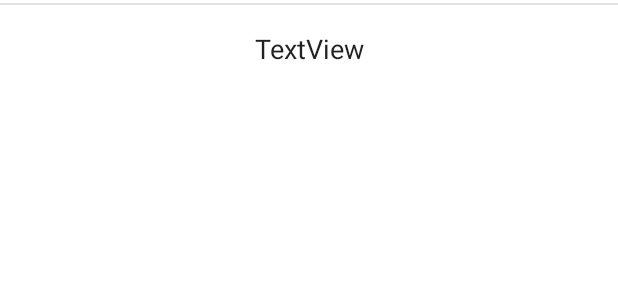
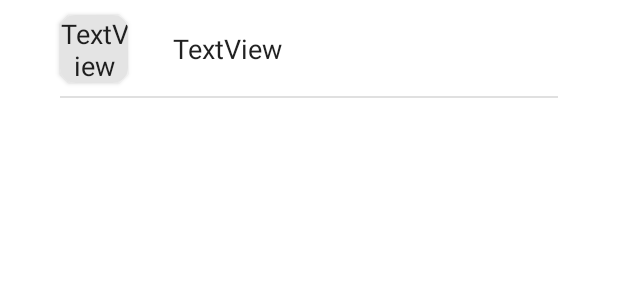
Before and after one commit to Jarenass97/DesafioNotas, an Android app: the layout contacto_item.xml on its own in the app's theme, with its tools: preview values and no code run, on a phone screen of 412 x 824 dp. Shown: the top 300 px of the screen. Run offline under Robolectric (Android 15) with nearby library versions, the phone set to English and light mode, and no system bars.

Commit message:
Mejorada la vista de los contactos al compartir notas de texto

```diff
--- a/DesafioNotas/app/src/main/java/adapters/ContactosAdapter.kt
+++ b/DesafioNotas/app/src/main/java/adapters/ContactosAdapter.kt
@@ -1,6 +1,7 @@
 package adapters
 
 import android.graphics.Color
+import android.icu.lang.UCharacter
 import android.view.LayoutInflater
 import android.view.View
 import android.view.ViewGroup
@@ -13,7 +14,7 @@ import model.Contacto
 
 class ContactosAdapter(
     var context: AppCompatActivity,
-    var contactos: ArrayList<Contacto>
+    var contactos: List<Contacto>
 ) :
     RecyclerView.Adapter<ContactosAdapter.ViewHolder>() {
 
@@ -42,19 +43,22 @@ class ContactosAdapter(
     fun isSelected(): Boolean = seleccionado != -1
 
     class ViewHolder(view: View, ventana: AppCompatActivity) : RecyclerView.ViewHolder(view) {
-        val nombre = view.findViewById<TextView>(R.id.txtContacto)
-        val item = view.findViewById<ConstraintLayout>(R.id.lyContacto)
+        val txtNombre = view.findViewById<TextView>(R.id.txtContacto)
+        val clItem = view.findViewById<ConstraintLayout>(R.id.lyContacto)
+        val txtInicial = view.findViewById<TextView>(R.id.txtInicialContacto)
+
         fun bind(
             contacto: Contacto,
             context: AppCompatActivity,
             pos: Int,
             contactosAdapter: ContactosAdapter
         ) {
-            nombre.text = contacto.nombre
+            txtNombre.text = contacto.nombre
+            txtInicial.text = contacto.nombre.trim()[0].toString().uppercase()
             if (pos == seleccionado) {
-                with(item) { setBackgroundResource(com.example.desafionotas.R.color.FondoNota) }
+                with(clItem) { setBackgroundResource(com.example.desafionotas.R.color.FondoNota) }
             } else {
-                with(item) { setBackgroundColor(Color.TRANSPARENT) }
+                with(clItem) { setBackgroundColor(Color.TRANSPARENT) }
             }
             itemView.setOnClickListener(View.OnClickListener {
                 marcarSeleccion(contactosAdapter, pos)
--- a/DesafioNotas/app/src/main/java/com/example/desafionotas/DetalleNotasActivity.kt
+++ b/DesafioNotas/app/src/main/java/com/example/desafionotas/DetalleNotasActivity.kt
@@ -143,7 +143,13 @@ class DetalleNotasActivity : AppCompatActivity() {
         rvContactos = dialogView.findViewById(R.id.rvContactos)
         rvContactos.setHasFixedSize(true)
         rvContactos.layoutManager = LinearLayoutManager(this)
-        newContactosAdapter(ContactosAdapter(this, contactos))
+        val listaContactos = contactos.sortedBy { it.nombre }
+        newContactosAdapter(
+            ContactosAdapter(
+                this,
+                listaContactos
+            )
+        )
         if (contactos.size > 0) {
             AlertDialog.Builder(this)
                 .setTitle(getString(R.string.strContactos))
--- a/DesafioNotas/app/src/main/res/layout/contacto_item.xml
+++ b/DesafioNotas/app/src/main/res/layout/contacto_item.xml
@@ -1,32 +1,59 @@
 <?xml version="1.0" encoding="utf-8"?>
 <androidx.constraintlayout.widget.ConstraintLayout xmlns:android="http://schemas.android.com/apk/res/android"
     xmlns:app="http://schemas.android.com/apk/res-auto"
+    xmlns:tools="http://schemas.android.com/tools"
     android:id="@+id/lyContacto"
     android:layout_width="match_parent"
     android:layout_height="wrap_content">
+
+    <androidx.cardview.widget.CardView
+        android:id="@+id/cardView2"
+        android:layout_width="45dp"
+        android:layout_height="45dp"
+        android:layout_marginStart="40dp"
+        android:layout_marginTop="10dp"
+        android:layout_marginBottom="10dp"
+        app:layout_constraintBottom_toBottomOf="parent"
+        app:layout_constraintEnd_toEndOf="parent"
+        app:layout_constraintHorizontal_bias="0.0"
+        app:layout_constraintStart_toStartOf="parent"
+        app:layout_constraintTop_toTopOf="parent"
+        app:cardCornerRadius="10dp">
+
+        <TextView
+            android:id="@+id/txtInicialContacto"
+            style="@style/inicialContacto"
+            android:layout_width="match_parent"
+            android:layout_height="match_parent"
+            android:text="TextView" />
+    </androidx.cardview.widget.CardView>
 
     <View
         android:id="@+id/divider2"
         android:layout_width="match_parent"
         android:layout_height="1dp"
+        android:layout_marginStart="40dp"
+        android:layout_marginEnd="40dp"
         android:background="?android:attr/listDivider"
-        app:layout_constraintBottom_toBottomOf="@+id/txtContacto"
+        app:layout_constraintBottom_toBottomOf="parent"
         app:layout_constraintEnd_toEndOf="parent"
         app:layout_constraintHorizontal_bias="0.0"
         app:layout_constraintStart_toStartOf="parent"
         app:layout_constraintTop_toTopOf="parent"
-        app:layout_constraintVertical_bias="0.046" />
+        app:layout_constraintVertical_bias="1.0" />
 
     <TextView
         android:id="@+id/txtContacto"
         style="@style/txtAsuntos"
         android:layout_width="wrap_content"
         android:layout_height="wrap_content"
-        android:layout_marginTop="20dp"
-        android:layout_marginBottom="20dp"
+        android:layout_marginStart="30dp"
         android:text="TextView"
-        app:layout_constraintBottom_toBottomOf="parent"
+        app:layout_constraintBottom_toBottomOf="@+id/cardView2"
         app:layout_constraintEnd_toEndOf="parent"
-        app:layout_constraintStart_toStartOf="parent"
-        app:layout_constraintTop_toTopOf="parent" />
+        app:layout_constraintHorizontal_bias="0.0"
+        app:layout_constraintStart_toEndOf="@+id/cardView2"
+        app:layout_constraintTop_toTopOf="@+id/cardView2"
+        app:layout_constraintVertical_bias="0.476" />
+
 </androidx.constraintlayout.widget.ConstraintLayout>
--- a/DesafioNotas/app/src/main/res/values-night/themes.xml
+++ b/DesafioNotas/app/src/main/res/values-night/themes.xml
@@ -17,4 +17,9 @@
         <item name="android:textColor">@color/white</item>
         <item name="android:textStyle">normal</item>
     </style>
+    <style name="inicialContacto" parent="Theme.DesafioNotas">
+        <item name="android:background">@color/gris_oscuro</item>
+        <item name="android:gravity">center</item>
+        <item name="android:textSize">18dp</item>
+    </style>
 </resources>
--- a/DesafioNotas/app/src/main/res/values/colors.xml
+++ b/DesafioNotas/app/src/main/res/values/colors.xml
@@ -9,4 +9,6 @@
     <color name="white">#FFFFFFFF</color>
     <color name="FondoNotaSeleccionada">#983D00</color>
     <color name="FondoNota">#F8E77B</color>
+    <color name="gris_oscuro">#787878</color>
+    <color name="gris_claro">#E4E4E4</color>
 </resources>
--- a/DesafioNotas/app/src/main/res/values/themes.xml
+++ b/DesafioNotas/app/src/main/res/values/themes.xml
@@ -45,4 +45,10 @@
     <style name="txtTareaRealizada" parent="Theme.DesafioNotas">
         <item name="android:textColor">@android:color/darker_gray</item>
     </style>
+
+    <style name="inicialContacto" parent="Theme.DesafioNotas">
+        <item name="android:background">@color/gris_claro</item>
+        <item name="android:gravity">center</item>
+        <item name="android:textSize">18dp</item>
+    </style>
 </resources>
```
